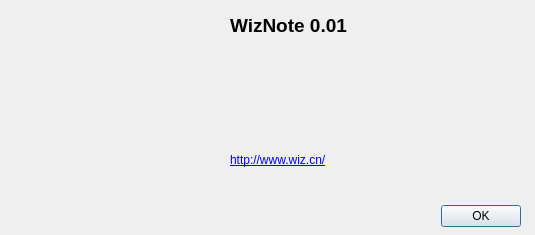
Above: src/aboutdialog.ui from WizTeam/WizQTClient before the change. Below: the same form after it.
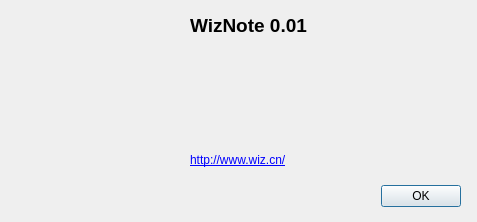
That is the form after the change.

Patch:
```diff
--- a/src/aboutdialog.ui
+++ b/src/aboutdialog.ui
@@ -6,8 +6,8 @@
    <rect>
     <x>0</x>
     <y>0</y>
-    <width>535</width>
-    <height>235</height>
+    <width>477</width>
+    <height>222</height>
    </rect>
   </property>
   <property name="windowTitle">
@@ -16,8 +16,8 @@
   <widget class="QDialogButtonBox" name="buttonBox">
    <property name="geometry">
     <rect>
-     <x>180</x>
-     <y>200</y>
+     <x>120</x>
+     <y>180</y>
      <width>341</width>
      <height>32</height>
     </rect>
@@ -45,9 +45,9 @@
   <widget class="QLabel" name="label_2">
    <property name="geometry">
     <rect>
-     <x>230</x>
+     <x>190</x>
      <y>10</y>
-     <width>281</width>
+     <width>321</width>
      <height>31</height>
     </rect>
    </property>
@@ -61,7 +61,7 @@
   <widget class="QLabel" name="label_3">
    <property name="geometry">
     <rect>
-     <x>230</x>
+     <x>190</x>
      <y>150</y>
      <width>181</width>
      <height>21</height>
```
